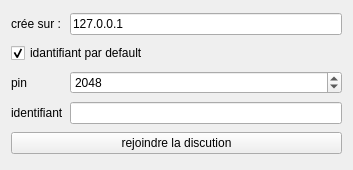
UnelDev/tchat-v5.2, file launcher/connecttoclient.ui: the form before one commit.
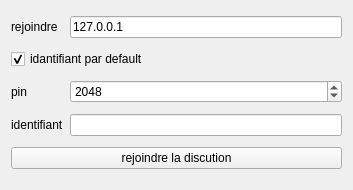
The form after the commit. Icons and pictures are not drawn.

Diff of the .ui file:
```diff
--- a/launcher/connecttoclient.ui
+++ b/launcher/connecttoclient.ui
@@ -7,7 +7,7 @@
     <x>0</x>
     <y>0</y>
     <width>353</width>
-    <height>170</height>
+    <height>190</height>
    </rect>
   </property>
   <property name="windowTitle">
@@ -21,7 +21,7 @@
    <item row="0" column="0">
     <widget class="QLabel" name="label">
      <property name="text">
-      <string>crée sur :</string>
+      <string>rejoindre</string>
      </property>
     </widget>
    </item>
```
